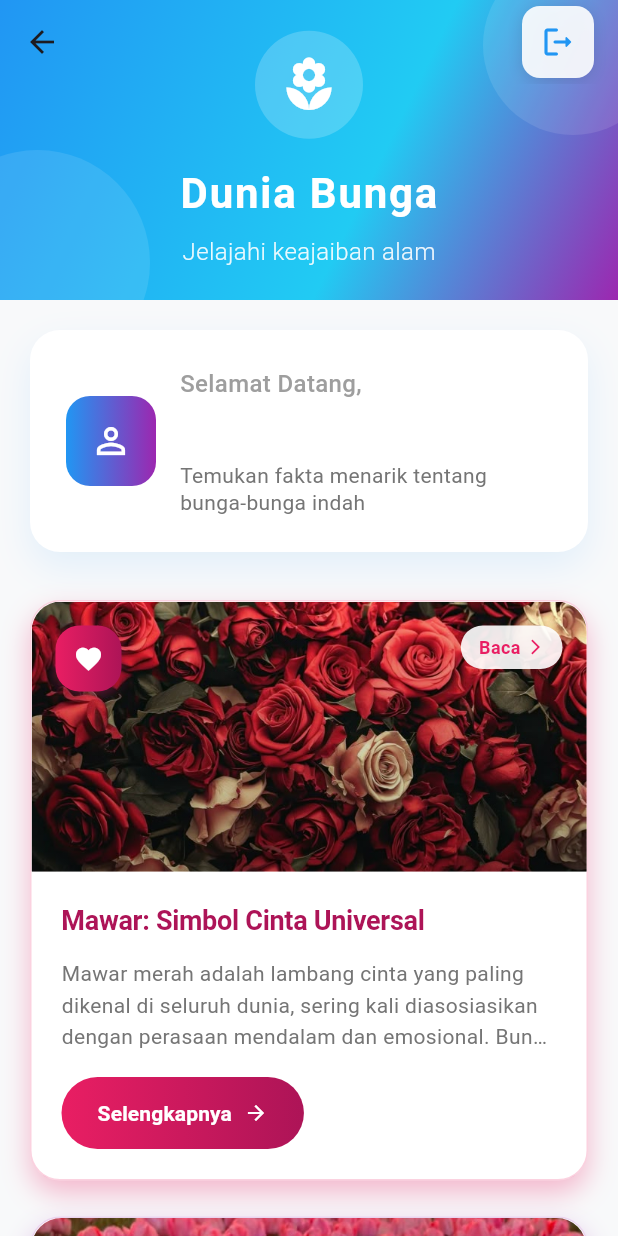
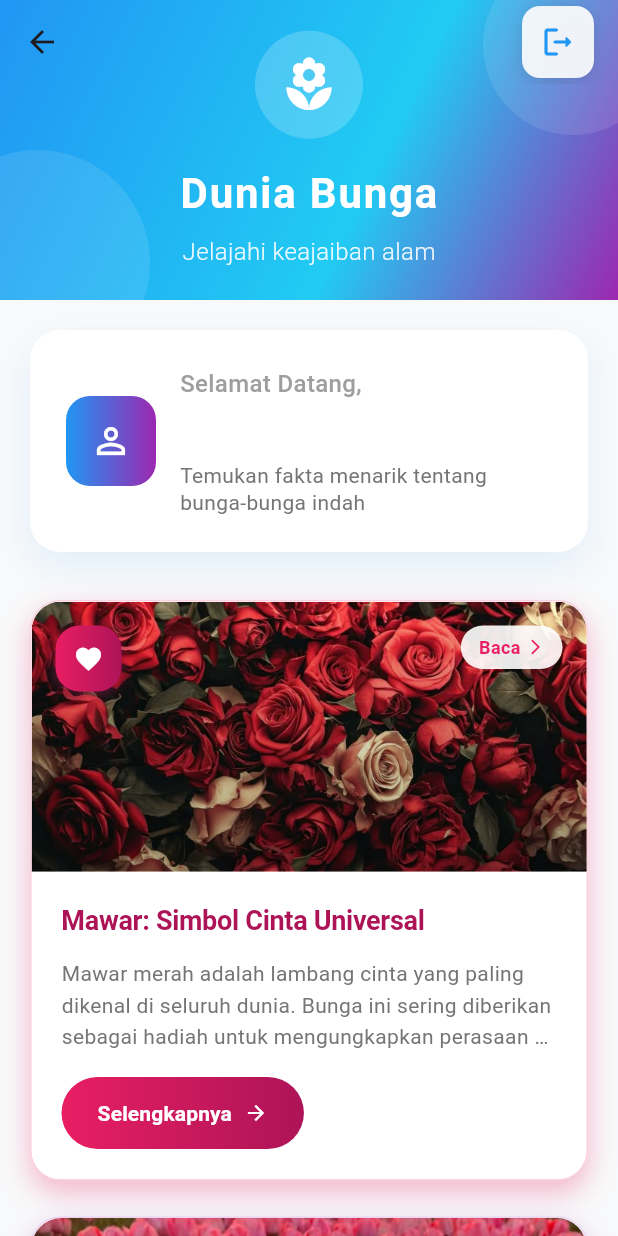
Before and after one commit to Elverda/Blossom, a Flutter app: the HomeScreen screen opened directly with empty values, on a phone screen of 412 x 824 dp. Run offline on Flutter 3.47's test engine with Material 3 defaults, Android fonts, the light colour scheme and no system bars; our stand-ins replace fl_chart.

Commit message:
perubahan baru

```diff
--- a/lib/home_screen.dart
+++ b/lib/home_screen.dart
@@ -19,37 +19,37 @@ class _HomeScreenState extends State<HomeScreen> with TickerProviderStateMixin {
   final List<Map<String, dynamic>> flowerFacts = [
     {
       "title": "Mawar: Simbol Cinta Universal",
-      "subtitle": "Mawar merah adalah lambang cinta yang paling dikenal di seluruh dunia, sering kali diasosiasikan dengan perasaan mendalam dan emosional. Bunga ini tidak hanya diberikan pada hari kasih sayang, tetapi juga dalam berbagai momen penting seperti pernikahan, ulang tahun, dan bahkan sebagai ungkapan simpati. Dengan lebih dari 150 spesies mawar yang ada, masing-masing memiliki warna dan makna yang unik. Sebagai contoh, mawar putih melambangkan kemurnian, sementara mawar kuning sering kali diartikan sebagai persahabatan. Keberagaman ini menjadikannya pilihan yang ideal untuk mengekspresikan berbagai nuansa perasaan manusia. Selain itu, mawar juga memiliki sejarah panjang dalam budaya dan seni, sering kali muncul dalam puisi dan lukisan sebagai simbol keindahan dan cinta abadi.",
+      "subtitle": "Mawar merah adalah lambang cinta yang paling dikenal di seluruh dunia. Bunga ini sering diberikan sebagai hadiah untuk mengungkapkan perasaan kasih sayang, gairah, dan rasa hormat. Ada lebih dari 150 spesies mawar di seluruh dunia.",
       "image": "assets/images/mawarr.jpeg",
-      "gradient": [Color(0xFFE91E63), Color(0xFFAD1457)], // Pink gradient
+      "gradient": [Color(0xFFE91E63), Color(0xFFAD1457)],
       "icon": Icons.favorite,
     },
     {
       "title": "Tulip: Pernah Lebih Berharga dari Emas",
-      "subtitle": "Pada abad ke-17 di Belanda, selama periode yang dikenal sebagai 'Tulip Mania', beberapa jenis umbi tulip langka harganya bisa setara dengan sebuah rumah mewah di Amsterdam. Fenomena ini menunjukkan seberapa besar daya tarik yang dimiliki oleh tulip dalam masyarakat pada saat itu, di mana para pedagang dan kolektor berlomba-lomba untuk memiliki tanaman ini. Tulip bukan hanya sekadar bunga; mereka menjadi simbol status sosial dan kekayaan. Ketika harga tulip mulai meroket, banyak orang berinvestasi dalam umbi tulip, berharap untuk mendapatkan keuntungan yang besar. Namun, gelembung ini akhirnya meledak, menyebabkan kerugian besar bagi banyak orang. Meskipun demikian, tulip tetap menjadi simbol keindahan dan kemewahan, serta terus menarik perhatian para pecinta bunga di seluruh dunia hingga hari ini.",
+      "subtitle": "Pada abad ke-17 di Belanda, selama periode yang dikenal sebagai 'Tulip Mania', beberapa jenis umbi tulip langka harganya bisa setara dengan sebuah rumah mewah di Amsterdam. Fenomena ini dianggap sebagai salah satu gelembung spekulatif pertama dalam sejarah.",
       "image": "assets/images/tulip.jpeg",
-      "gradient": [Color(0xFF9C27B0), Color(0xFF6A1B9A)], // Purple gradient
+      "gradient": [Color(0xFF9C27B0), Color(0xFF6A1B9A)],
       "icon": Icons.diamond,
     },
     {
       "title": "Anggrek: Salah Satu Keluarga Bunga Terbesar",
-      "subtitle": "Dengan lebih dari 25.000 spesies yang telah diidentifikasi, anggrek adalah salah satu keluarga tanaman berbunga terbesar dan paling beragam di dunia. Mereka dapat ditemukan di hampir setiap habitat di bumi, dari hutan hujan tropis yang lembap hingga gurun yang kering. Keindahan dan keunikan anggrek membuatnya sangat populer di kalangan pecinta tanaman dan kolektor. Setiap spesies anggrek memiliki bentuk, warna, dan aroma yang berbeda-beda, menjadikannya sangat menarik untuk dipelajari dan dibudidayakan. Selain itu, anggrek memiliki makna simbolis dalam banyak budaya, sering kali melambangkan keanggunan, kekuatan, dan cinta yang mendalam. Dalam berbagai tradisi, anggrek juga sering digunakan dalam upacara dan ritual, menambah daya tarik spiritual dan budaya kepada bunga ini.",
-      "image": "assets/images/anggrek.jpeg",
-      "gradient": [Color(0xFF3F51B5), Color(0xFF283593)], // Indigo gradient
+      "subtitle": "Dengan lebih dari 25.000 spesies yang telah diidentifikasi, anggrek adalah salah satu keluarga tanaman berbunga terbesar dan paling beragam di dunia. Mereka dapat ditemukan di hampir setiap habitat di bumi.",
+      "image": "assets/images/buket_ungu.jpeg",
+      "gradient": [Color(0xFF3F51B5), Color(0xFF283593)],
       "icon": Icons.nature,
     },
     {
       "title": "Bunga Matahari: Selalu Menghadap Matahari",
-      "subtitle": "Bunga matahari muda menunjukkan perilaku unik yang disebut heliotropisme, di mana kuncupnya akan mengikuti pergerakan matahari dari timur ke barat setiap hari. Fenomena ini tidak hanya menarik secara visual, tetapi juga mencerminkan ketahanan dan adaptasi tanaman terhadap lingkungan. Namun, saat dewasa, sebagian besar bunga matahari akan berhenti bergerak dan menghadap ke timur, menciptakan pemandangan yang menawan di ladang. Selain keindahannya, biji bunga matahari merupakan sumber nutrisi yang kaya, mengandung protein, lemak sehat, dan berbagai vitamin yang bermanfaat bagi kesehatan. Bunga matahari juga memiliki makna simbolis, sering kali diartikan sebagai harapan dan kebahagiaan, serta menjadi lambang dari kesetiaan dan keabadian. Oleh karena itu, bunga ini sering digunakan dalam rangkaian bunga untuk perayaan dan acara bahagia.",
-      "image": "assets/images/Matahari.jpeg",
-      "gradient": [Color(0xFFFF9800), Color(0xFFE65100)], // Orange gradient
+      "subtitle": "Bunga matahari muda menunjukkan perilaku unik yang disebut heliotropisme, di mana kuncupnya akan mengikuti pergerakan matahari dari timur ke barat setiap hari. Namun, saat dewasa, sebagian besar akan berhenti dan menghadap ke timur.",
+      "image": "assets/images/buket_kuning.jpeg",
+      "gradient": [Color(0xFFFF9800), Color(0xFFE65100)],
       "icon": Icons.wb_sunny,
     },
     {
       "title": "Lavender: Bukan Hanya untuk Aroma",
-      "subtitle": "Selain digunakan secara luas dalam aromaterapi untuk relaksasi dan pengurangan stres, lavender juga secara historis digunakan sebagai antiseptik dan anti-inflamasi. Minyaknya dapat dioleskan untuk menenangkan sengatan serangga, luka bakar ringan, atau bahkan masalah kulit lainnya. Selain manfaat kesehatan, lavender memiliki daya tarik visual yang kuat, sering kali ditanam di kebun untuk menarik pengunjung dengan warna ungunya yang cerah dan aromanya yang menenangkan. Lavender juga digunakan dalam berbagai produk kecantikan dan perawatan kulit, berkat sifatnya yang menenangkan dan menyegarkan. Dalam banyak budaya, lavender melambangkan kesetiaan, ketenangan, dan cinta, menjadikannya pilihan populer dalam rangkaian bunga untuk berbagai acara, dari pernikahan hingga upacara peringatan.",
-      "image": "assets/images/lavender.jpeg",
-      "gradient": [Color(0xFF2196F3), Color(0xFF1565C0)], // Blue gradient
+      "subtitle": "Selain digunakan secara luas dalam aromaterapi untuk relaksasi, lavender juga secara historis digunakan sebagai antiseptik dan anti-inflamasi. Minyaknya dapat dioleskan untuk menenangkan sengatan serangga atau luka bakar ringan.",
+      "image": "assets/images/buket_biru.jpeg",
+      "gradient": [Color(0xFF2196F3), Color(0xFF1565C0)],
       "icon": Icons.spa,
     },
   ];
@@ -101,8 +101,8 @@ class _HomeScreenState extends State<HomeScreen> with TickerProviderStateMixin {
                 begin: Alignment.topLeft,
                 end: Alignment.bottomRight,
                 colors: [
-                  Color(0xFFE3F2FD), // Blue 50
-                  Color(0xFFF3E5F5), // Purple 50
+                  Color(0xFFE3F2FD),
+                  Color(0xFFF3E5F5),
                 ],
               ),
             ),
@@ -447,8 +447,9 @@ class _HomeScreenState extends State<HomeScreen> with TickerProviderStateMixin {
   Widget build(BuildContext context) {
     return Scaffold(
       backgroundColor: const Color(0xFFF8F9FA),
-      body: CustomScrollView(
-        slivers: [
+      body: NestedScrollView(
+        headerSliverBuilder: (BuildContext context, bool innerBoxIsScrolled) {
+          return <Widget>[
             SliverAppBar(
               expandedHeight: 200.0,
               floating: false,
@@ -492,7 +493,6 @@ class _HomeScreenState extends State<HomeScreen> with TickerProviderStateMixin {
                   ),
                   child: Stack(
                     children: [
-                    // Decorative circles
                       Positioned(
                         top: -30,
                         right: -30,
@@ -517,7 +517,6 @@ class _HomeScreenState extends State<HomeScreen> with TickerProviderStateMixin {
                           ),
                         ),
                       ),
-                    // Content
                       Center(
                         child: Column(
                           mainAxisAlignment: MainAxisAlignment.center,
@@ -561,9 +560,15 @@ class _HomeScreenState extends State<HomeScreen> with TickerProviderStateMixin {
                 ),
               ),
             ),
-
-          SliverToBoxAdapter(
-            child: FadeTransition(
+          ];
+        },
+        body: ListView.builder(
+          padding: const EdgeInsets.only(top: 0, bottom: 20),
+          itemCount: flowerFacts.length + 1,
+          itemBuilder: (context, index) {
+            if (index == 0) {
+              // Welcome section
+              return FadeTransition(
                 opacity: _fadeAnimation,
                 child: Container(
                   margin: const EdgeInsets.all(20),
@@ -630,29 +635,18 @@ class _HomeScreenState extends State<HomeScreen> with TickerProviderStateMixin {
                     ],
                   ),
                 ),
-            ),
-          ),
-
-          SliverList(
-            delegate: SliverChildBuilderDelegate(
-                  (context, index) {
+              );
+            }
+            final factIndex = index - 1;
             return SlideTransition(
               position: _slideAnimation,
               child: FadeTransition(
                 opacity: _fadeAnimation,
-                    child: _buildFactCard(flowerFacts[index], index),
+                child: _buildFactCard(flowerFacts[factIndex], factIndex),
               ),
             );
           },
-              childCount: flowerFacts.length,
         ),
-          ),
-
-          // Bottom spacing
-          const SliverToBoxAdapter(
-            child: SizedBox(height: 20),
-          ),
-        ],
       ),
     );
   }
--- a/pubspec.yaml
+++ b/pubspec.yaml
@@ -14,8 +14,8 @@ dependencies:
   cupertino_icons: ^1.0.8
   badges: ^2.0.3
   video_player: ^2.4.7
-  fl_chart: ^0.68.0 # Versi diperbarui untuk kompatibilitas
-  intl: ^0.18.0  # <-- Tambahkan ini
+  fl_chart: ^0.68.0
+  intl: ^0.18.0
 
 dev_dependencies:
   flutter_test:
```
Lines whose indentation alone changed are shown as unchanged.
